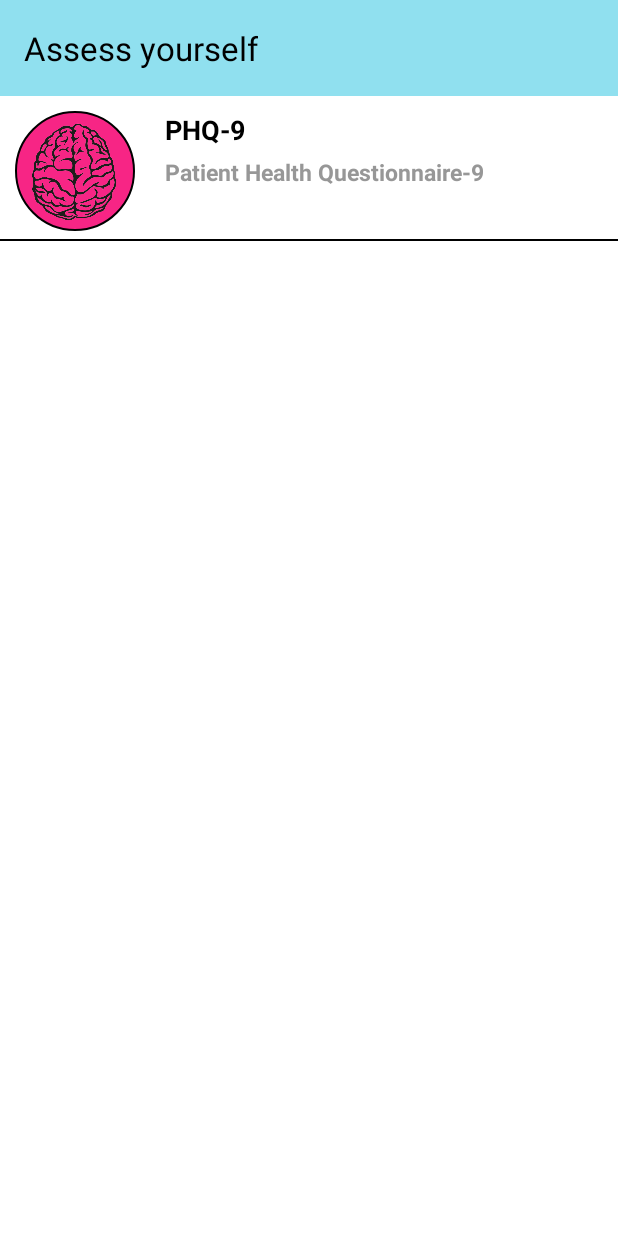
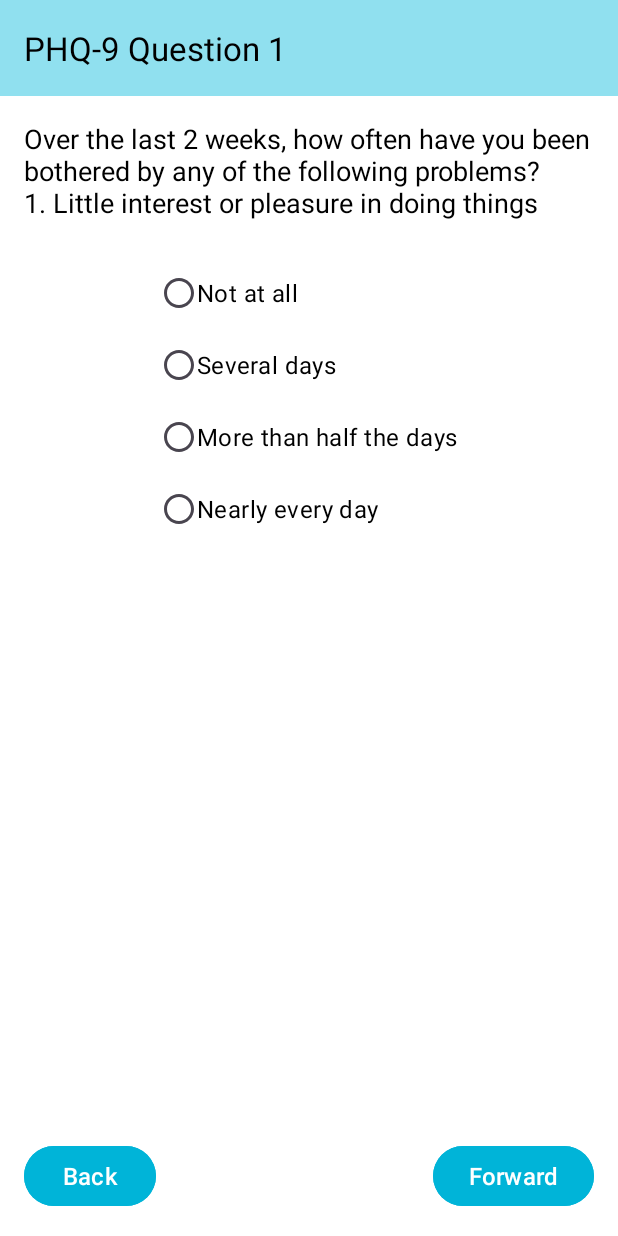
Before and after one commit to mayankr1307/SIH2023_binary_lifters_serenity_sync, an Android app: the TestingActivity screen opened directly, with no data from a screen before it, after a tap on "PHQ-9", on a phone screen of 412 x 824 dp. Run offline under Robolectric (Android 15) with nearby library versions, the phone set to English and light mode, and no system bars.

Commit message:
Commit 5, Implemented PHQActivity

```diff
--- a/app/src/main/java/sih/binarylifters/serenitysync/activities/TestingActivity.kt
+++ b/app/src/main/java/sih/binarylifters/serenitysync/activities/TestingActivity.kt
@@ -3,7 +3,6 @@ package sih.binarylifters.serenitysync.activities
 import androidx.appcompat.app.AppCompatActivity
 import android.os.Bundle
 import androidx.recyclerview.widget.LinearLayoutManager
-import sih.binarylifters.serenitysync.R
 import sih.binarylifters.serenitysync.adapters.TestsAdapter
 import sih.binarylifters.serenitysync.constants.Constants
 import sih.binarylifters.serenitysync.databinding.ActivityTestingBinding
--- a/app/src/main/java/sih/binarylifters/serenitysync/adapters/TestsAdapter.kt
+++ b/app/src/main/java/sih/binarylifters/serenitysync/adapters/TestsAdapter.kt
@@ -1,6 +1,7 @@
 package sih.binarylifters.serenitysync.adapters
 
 import android.content.Context
+import android.content.Intent
 import android.graphics.Color
 import android.graphics.drawable.GradientDrawable
 import android.view.LayoutInflater
@@ -12,6 +13,7 @@ import androidx.constraintlayout.widget.ConstraintLayout
 import androidx.core.content.ContextCompat
 import androidx.recyclerview.widget.RecyclerView
 import sih.binarylifters.serenitysync.R
+import sih.binarylifters.serenitysync.assessmentactivities.PHQActivity
 import sih.binarylifters.serenitysync.classes.TestNames
 
 class TestsAdapter(private val context: Context, private val testList: ArrayList<TestNames>) :
@@ -38,7 +40,12 @@ class TestsAdapter(private val context: Context, private val testList: ArrayList
         ovalDrawable.setColor(Color.parseColor(data.color))
 
         holder.clMain.setOnClickListener {
-
+            when(data.shortForm) {
+                "PHQ-9" -> {
+                    val intent = Intent(context, PHQActivity::class.java)
+                    context.startActivity(intent)
+                }
+            }
         }
     }
 
--- /dev/null
+++ b/app/src/main/java/sih/binarylifters/serenitysync/assessmentactivities/PHQActivity.kt
@@ -0,0 +1,221 @@
+package sih.binarylifters.serenitysync.assessmentactivities
+
+import androidx.appcompat.app.AppCompatActivity
+import android.os.Bundle
+import android.widget.Toast
+import sih.binarylifters.serenitysync.classes.TestFormat
+import sih.binarylifters.serenitysync.databinding.ActivityPhqBinding
+
+class PHQActivity : AppCompatActivity() {
+
+    private var binding: ActivityPhqBinding? = null
+    private var testQuestions = ArrayList<TestFormat>()
+    private var ptr = 0
+    private var selectedOption = -1
+
+    override fun onCreate(savedInstanceState: Bundle?) {
+        super.onCreate(savedInstanceState)
+        binding = ActivityPhqBinding.inflate(layoutInflater)
+        setContentView(binding?.root)
+
+        setupToolbar()
+
+        backFunctionality()
+        forwardFunctionality()
+
+        addQuestions()
+        ptr = 0
+        setupQuestion()
+
+    }
+
+    private fun forwardFunctionality() {
+        binding?.btnForward?.setOnClickListener {
+            if(ptr >= testQuestions.size) {
+                Toast.makeText(
+                    this@PHQActivity,
+                    "You are at the final question of the test.",
+                    Toast.LENGTH_LONG
+                ).show()
+                return@setOnClickListener
+            }
+            else if(selectedOption == -1) {
+                Toast.makeText(
+                    this@PHQActivity,
+                    "You have not selected an option.",
+                    Toast.LENGTH_LONG
+                ).show()
+                return@setOnClickListener
+            }
+            setupQuestion()
+            supportActionBar?.title = "PHQ-9 Question $ptr"
+        }
+    }
+
+    private fun backFunctionality() {
+        binding?.btnBack?.setOnClickListener {
+            if(ptr <= 1) {
+                Toast.makeText(
+                    this@PHQActivity,
+                    "You are at the first question of the test.",
+                    Toast.LENGTH_LONG
+                ).show()
+            }else {
+                ptr -= 2
+                setupQuestion()
+                supportActionBar?.title = "PHQ-9 Question $ptr"
+            }
+        }
+    }
+
+
+    private fun setupQuestion() {
+        if(ptr >= testQuestions.size)   return
+
+        binding?.tvQuestion?.text = testQuestions[ptr].question
+        binding?.option1?.text = testQuestions[ptr].options[0]
+        binding?.option2?.text = testQuestions[ptr].options[1]
+        binding?.option3?.text = testQuestions[ptr].options[2]
+        binding?.option4?.text = testQuestions[ptr].options[3]
+
+        ptr ++
+    }
+
+    private fun addQuestions() {
+        val question1 = TestFormat(
+            "Over the last 2 weeks, how often have you been bothered by any of the following problems?\n" +
+                    "1. Little interest or pleasure in doing things",
+            arrayListOf(
+                "Not at all",
+                "Several days",
+                "More than half the days",
+                "Nearly every day"
+            ),
+            -1 // Correct answer not applicable for this question
+        )
+
+        val question2 = TestFormat(
+            "2. Feeling down, depressed, or hopeless",
+            arrayListOf(
+                "Not at all",
+                "Several days",
+                "More than half the days",
+                "Nearly every day"
+            ),
+            -1 // Correct answer not applicable for this question
+        )
+
+        val question3 = TestFormat(
+            "3. Trouble falling or staying asleep, or sleeping too much",
+            arrayListOf(
+                "Not at all",
+                "Several days",
+                "More than half the days",
+                "Nearly every day"
+            ),
+            -1 // Correct answer not applicable for this question
+        )
+
+        val question4 = TestFormat(
+            "4. Feeling tired or having little energy",
+            arrayListOf(
+                "Not at all",
+                "Several days",
+                "More than half the days",
+                "Nearly every day"
+            ),
+            -1 // Correct answer not applicable for this question
+        )
+
+        val question5 = TestFormat(
+            "5. Poor appetite or overeating",
+            arrayListOf(
+                "Not at all",
+                "Several days",
+                "More than half the days",
+                "Nearly every day"
+            ),
+            -1 // Correct answer not applicable for this question
+        )
+
+        val question6 = TestFormat(
+            "6. Feeling bad about yourself or that you are a failure or have let yourself or your family down",
+            arrayListOf(
+                "Not at all",
+                "Several days",
+                "More than half the days",
+                "Nearly every day"
+            ),
+            -1 // Correct answer not applicable for this question
+        )
+
+        val question7 = TestFormat(
+            "7. Trouble concentrating on things, such as reading the newspaper or watching television",
+            arrayListOf(
+                "Not at all",
+                "Several days",
+                "More than half the days",
+                "Nearly every day"
+            ),
+            -1 // Correct answer not applicable for this question
+        )
+
+        val question8 = TestFormat(
+            "8. Moving or speaking so slowly that other people could have noticed. " +
+                    "Or the opposite being so fidgety or restless that you have been moving around a lot more than usual",
+            arrayListOf(
+                "Not at all",
+                "Several days",
+                "More than half the days",
+                "Nearly every day"
+            ),
+            -1 // Correct answer not applicable for this question
+        )
+
+        val question9 = TestFormat(
+            "9. Thoughts that you would be better off dead, or of hurting yourself",
+            arrayListOf(
+                "Not at all",
+                "Several days",
+                "More than half the days",
+                "Nearly every day"
+            ),
+            -1 // Correct answer not applicable for this question
+        )
+
+        val question10 = TestFormat(
+            "If you checked off any problems, how difficult have these problems made it for you to do your work, " +
+                    "take care of things at home, or get along with other people?",
+            arrayListOf(
+                "Not difficult at all",
+                "Somewhat difficult",
+                "Very difficult",
+                "Extremely difficult"
+            ),
+            -1 // Correct answer not applicable for this question
+        )
+
+        // Add the questions to the ArrayList
+        testQuestions.add(question1)
+        testQuestions.add(question2)
+        testQuestions.add(question3)
+        testQuestions.add(question4)
+        testQuestions.add(question5)
+        testQuestions.add(question6)
+        testQuestions.add(question7)
+        testQuestions.add(question8)
+        testQuestions.add(question9)
+        testQuestions.add(question10)
+    }
+
+    private fun setupToolbar() {
+        setSupportActionBar(binding?.tbTest)
+        supportActionBar?.title = "PHQ-9 Question 1"
+        binding?.tbTest?.setTitleTextColor(resources.getColor(android.R.color.black, theme))
+    }
+
+    override fun onDestroy() {
+        binding = null
+        super.onDestroy()
+    }
+}
--- /dev/null
+++ b/app/src/main/java/sih/binarylifters/serenitysync/classes/TestFormat.kt
@@ -0,0 +1,7 @@
+package sih.binarylifters.serenitysync.classes
+
+data class TestFormat (
+    val question: String,
+    val options: ArrayList<String>,
+    val correctAnswer: Int
+)
--- /dev/null
+++ b/app/src/main/res/drawable/custom_selector_radio_button.xml
@@ -0,0 +1,5 @@
+<?xml version="1.0" encoding="utf-8"?>
+<selector xmlns:android="http://schemas.android.com/apk/res/android">
+    <item android:state_checked="true" android:drawable="@drawable/ic_radio_checked" />
+    <item android:state_checked="false" android:drawable="@drawable/ic_radio_unchecked" />
+</selector>
--- /dev/null
+++ b/app/src/main/res/drawable/ic_radio_checked.xml
@@ -0,0 +1,5 @@
+<vector android:height="24dp" android:tint="#03045E"
+    android:viewportHeight="24" android:viewportWidth="24"
+    android:width="24dp" xmlns:android="http://schemas.android.com/apk/res/android">
+    <path android:fillColor="@android:color/white" android:pathData="M12,7c-2.76,0 -5,2.24 -5,5s2.24,5 5,5 5,-2.24 5,-5 -2.24,-5 -5,-5zM12,2C6.48,2 2,6.48 2,12s4.48,10 10,10 10,-4.48 10,-10S17.52,2 12,2zM12,20c-4.42,0 -8,-3.58 -8,-8s3.58,-8 8,-8 8,3.58 8,8 -3.58,8 -8,8z"/>
+</vector>
--- /dev/null
+++ b/app/src/main/res/drawable/ic_radio_unchecked.xml
@@ -0,0 +1,5 @@
+<vector android:height="24dp" android:tint="#03045E"
+    android:viewportHeight="24" android:viewportWidth="24"
+    android:width="24dp" xmlns:android="http://schemas.android.com/apk/res/android">
+    <path android:fillColor="@android:color/white" android:pathData="M12,2C6.48,2 2,6.48 2,12s4.48,10 10,10 10,-4.48 10,-10S17.52,2 12,2zM12,20c-4.42,0 -8,-3.58 -8,-8s3.58,-8 8,-8 8,3.58 8,8 -3.58,8 -8,8z"/>
+</vector>
--- /dev/null
+++ b/app/src/main/res/layout/activity_phq.xml
@@ -0,0 +1,108 @@
+<?xml version="1.0" encoding="utf-8"?>
+<androidx.constraintlayout.widget.ConstraintLayout xmlns:android="http://schemas.android.com/apk/res/android"
+    xmlns:app="http://schemas.android.com/apk/res-auto"
+    xmlns:tools="http://schemas.android.com/tools"
+    android:layout_width="match_parent"
+    android:layout_height="match_parent"
+    tools:context=".assessmentactivities.PHQActivity"
+    android:background="@color/white">
+
+    <androidx.appcompat.widget.Toolbar
+        android:id="@+id/tb_test"
+        android:layout_width="match_parent"
+        android:layout_height="wrap_content"
+        android:titleTextColor="@color/black"
+        android:background="@color/variant3"
+        app:layout_constraintTop_toTopOf="parent"
+        tools:ignore="HardcodedText" />
+
+    <TextView
+        android:id="@+id/tv_question"
+        android:layout_width="wrap_content"
+        android:layout_height="wrap_content"
+        android:textColor="@color/black"
+        app:layout_constraintTop_toBottomOf="@id/tb_test"
+        app:layout_constraintStart_toStartOf="parent"
+        app:layout_constraintEnd_toEndOf="parent"
+        android:padding="16dp"
+        android:text="Question goes here"
+        android:textSize="18sp"
+        tools:ignore="HardcodedText" />
+
+    <RadioGroup
+        android:id="@+id/rg_options"
+        android:layout_width="wrap_content"
+        android:layout_height="wrap_content"
+        app:layout_constraintTop_toBottomOf="@id/tv_question"
+        app:layout_constraintStart_toStartOf="parent"
+        app:layout_constraintEnd_toEndOf="parent"
+        android:paddingTop="8dp">
+
+        <RadioButton
+            android:id="@+id/option1"
+            android:layout_width="wrap_content"
+            android:layout_height="wrap_content"
+            android:textColor="@color/black"
+            android:text="Option 1"
+            android:textSize="16sp"
+            style="@style/CustomRadioButtonStyle"
+            tools:ignore="HardcodedText" />
+
+        <RadioButton
+            android:id="@+id/option2"
+            android:layout_width="wrap_content"
+            android:layout_height="wrap_content"
+            android:textColor="@color/black"
+            android:text="Option 2"
+            android:textSize="16sp"
+            style="@style/CustomRadioButtonStyle"
+            tools:ignore="HardcodedText" />
+
+        <RadioButton
+            android:id="@+id/option3"
+            android:layout_width="wrap_content"
+            android:layout_height="wrap_content"
+            android:textColor="@color/black"
+            android:text="Option 3"
+            android:textSize="16sp"
+            style="@style/CustomRadioButtonStyle"
+            tools:ignore="HardcodedText" />
+
+        <RadioButton
+            android:id="@+id/option4"
+            android:layout_width="wrap_content"
+            android:layout_height="wrap_content"
+            android:textColor="@color/black"
+            android:text="Option 4"
+            android:textSize="16sp"
+            style="@style/CustomRadioButtonStyle"
+            tools:ignore="HardcodedText" />
+    </RadioGroup>
+
+    <Button
+        android:id="@+id/btn_back"
+        android:layout_width="wrap_content"
+        android:layout_height="wrap_content"
+        android:backgroundTint="@color/variant5"
+        app:layout_constraintBottom_toBottomOf="parent"
+        app:layout_constraintStart_toStartOf="parent"
+        android:layout_marginStart="16dp"
+        android:layout_marginBottom="16dp"
+        android:text="Back"
+        android:textSize="16sp"
+        tools:ignore="HardcodedText" />
+
+    <Button
+        android:id="@+id/btn_forward"
+        android:layout_width="wrap_content"
+        android:layout_height="wrap_content"
+        android:backgroundTint="@color/variant5"
+        app:layout_constraintBottom_toBottomOf="parent"
+        app:layout_constraintEnd_toEndOf="parent"
+        android:layout_marginEnd="16dp"
+        android:layout_marginBottom="16dp"
+        android:text="Forward"
+        android:textSize="16sp"
+        tools:ignore="HardcodedText" />
+
+</androidx.constraintlayout.widget.ConstraintLayout>
--- a/app/src/main/res/values/styles.xml
+++ b/app/src/main/res/values/styles.xml
@@ -8,4 +8,8 @@
     <style name="MenuItemStyle" parent="Widget.AppCompat.ActionButton">
         <item name="android:background">@android:color/black</item>
     </style>
+
+    <style name="CustomRadioButtonStyle">
+        <item name="android:button">@drawable/custom_selector_radio_button</item>
+    </style>
 </resources>
```
Also changed, not shown: app/src/main/AndroidManifest.xml (+11 -2 lines).
